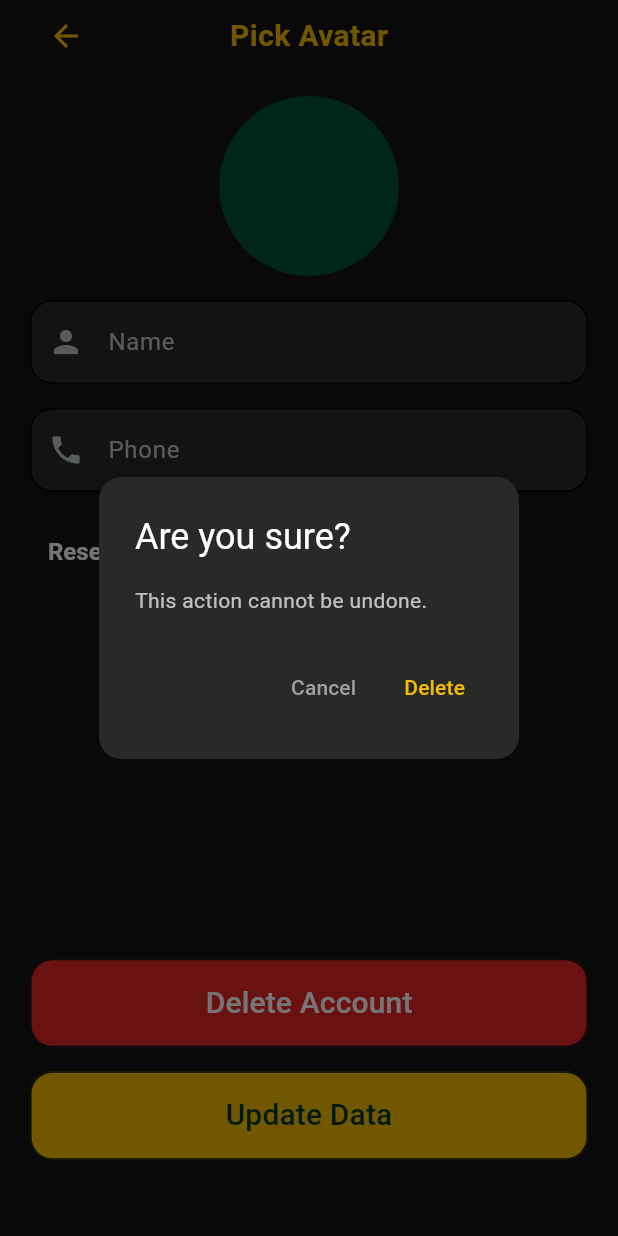
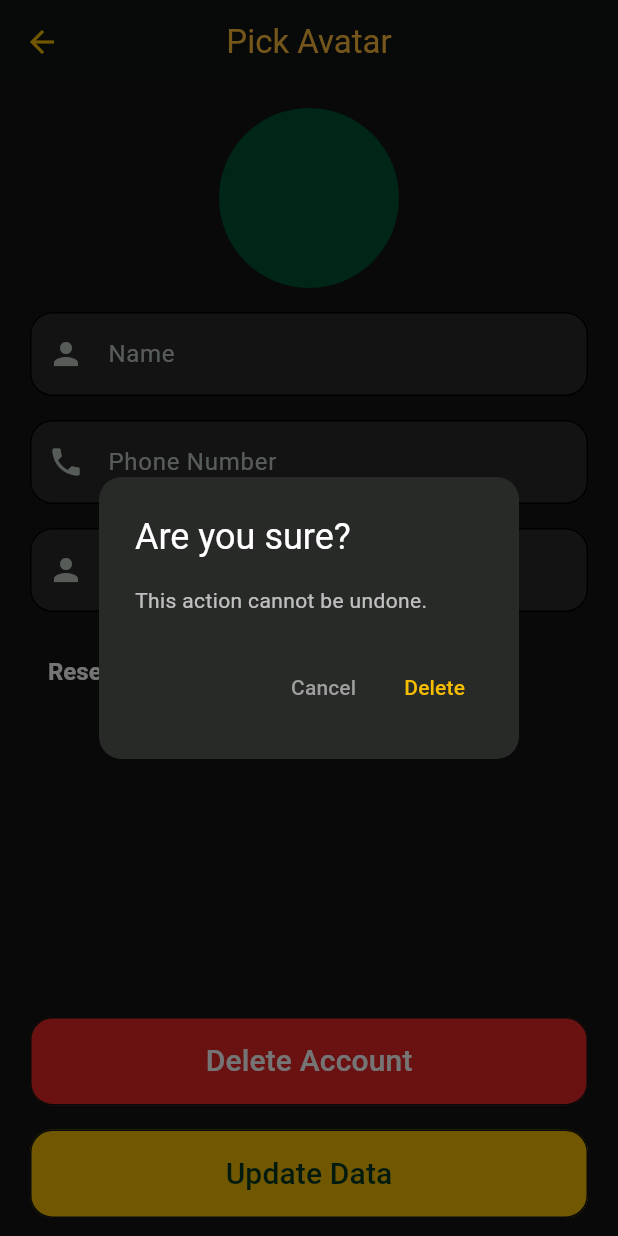
Before and after one commit to 7odsa/movies_flutter, a Flutter app: the UpdateProfile screen opened directly, after a tap on "Delete Account", on a phone screen of 412 x 824 dp. Run offline on Flutter 3.47's test engine with Material 3 defaults, Android fonts, the phone set to English and light mode, and no system bars; our stand-ins replace another_flushbar, bloc, carousel_slider, cloud_firestore, equatable, firebase_auth and 7 more; accounts and stored records are empty.

Commit message:
Finishing UpdateProfile Logic

```diff
--- a/lib/di/di.dart
+++ b/lib/di/di.dart
@@ -1,6 +1,8 @@
 import 'package:get_it/get_it.dart';
 import 'package:movies_flutter/common/movies_list/data_sources/remote_ds.dart';
 import 'package:movies_flutter/common/movies_list/repos/movies_list_repo.dart';
+import 'package:movies_flutter/feat/auth/data/data_sources/auth_remote_ds.dart';
+import 'package:movies_flutter/feat/auth/data/repos/auth_repo.dart';
 import 'package:movies_flutter/feat/browse/presentation/state_holders/cubit/movies_list_vm_cubit.dart';
 import 'package:movies_flutter/feat/home/presentation/bloc/movie_bloc.dart';
 
@@ -24,5 +26,8 @@ class Di {
     sl.registerLazySingleton<MovieApiService>(() => MovieApiService());
     sl.registerLazySingleton<MovieRepo>(() => MovieRepo(sl()));
     sl.registerLazySingleton<MovieBloc>(() => MovieBloc(sl()));
+
+    sl.registerLazySingleton<AuthRemoteDS>(() => AuthRemoteDS());
+    sl.registerLazySingleton<AuthRepo>(() => AuthRepo(authRemoteDS: sl()));
   }
 }
--- a/lib/feat/auth/presentation/forget_password.dart
+++ b/lib/feat/auth/presentation/forget_password.dart
@@ -1,4 +1,5 @@
 import 'package:flutter/material.dart';
+import 'package:movies_flutter/generated/l10n.dart';
 
 class ForgetPassword extends StatefulWidget {
   const ForgetPassword({super.key});
@@ -30,7 +31,7 @@ class _ForgetPasswordState extends State<ForgetPassword> {
                     },
                   ),
                   Text(
-                    'Forget Password',
+                    S.of(context).forget_password,
                     style: TextStyle(
                       color: Color(0xffF6BD00),
                       fontSize: 20,
@@ -53,7 +54,7 @@ class _ForgetPasswordState extends State<ForgetPassword> {
                     borderRadius: BorderRadius.circular(15),
                   ),
                   prefixIcon: const Icon(Icons.email),
-                  hintText: 'Email',
+                  hintText: S.of(context).email,
                 ),
               ),
               const SizedBox(height: 16),
@@ -67,7 +68,10 @@ class _ForgetPasswordState extends State<ForgetPassword> {
                   ),
                   padding: EdgeInsets.all(15),
                 ),
-                child: Text('Verify Account', style: TextStyle(fontSize: 20)),
+                child: Text(
+                  S.of(context).verify_email,
+                  style: TextStyle(fontSize: 20),
+                ),
               ),
             ],
           ),
--- a/lib/feat/auth/presentation/update_profile.dart
+++ b/lib/feat/auth/presentation/update_profile.dart
@@ -1,9 +1,13 @@
 import 'package:cloud_firestore/cloud_firestore.dart';
 import 'package:firebase_auth/firebase_auth.dart';
 import 'package:flutter/material.dart';
+import 'package:movies_flutter/_core/constants/colors.dart';
+import 'package:movies_flutter/di/di.dart';
+import 'package:movies_flutter/feat/auth/data/repos/auth_repo.dart';
 import 'package:movies_flutter/feat/auth/presentation/forget_password.dart';
 import 'package:movies_flutter/feat/auth/presentation/login.dart';
 import 'package:movies_flutter/feat/auth/presentation/register.dart';
+import 'package:movies_flutter/generated/l10n.dart';
 
 class UpdateProfile extends StatefulWidget {
   const UpdateProfile({super.key});
@@ -14,6 +18,7 @@ class UpdateProfile extends StatefulWidget {
 
 class _UpdateProfileState extends State<UpdateProfile> {
   TextEditingController nameController = TextEditingController();
+  TextEditingController emailController = TextEditingController();
   TextEditingController phoneController = TextEditingController();
   GlobalKey<FormState> formKey = GlobalKey();
 
@@ -32,6 +37,7 @@ class _UpdateProfileState extends State<UpdateProfile> {
 
   User? user;
   bool loading = false;
+  final AuthRepo repo = sl();
 
   @override
   void initState() {
@@ -47,7 +53,8 @@ class _UpdateProfileState extends State<UpdateProfile> {
       loading = true;
     });
     try {
-      DocumentSnapshot userDoc = await FirebaseFirestore.instance
+      DocumentSnapshot userDoc =
+          await FirebaseFirestore.instance
               .collection('users')
               .doc(user!.uid)
               .get();
@@ -73,24 +80,32 @@ class _UpdateProfileState extends State<UpdateProfile> {
         loading = true;
       });
       try {
-        await user!.updateDisplayName(nameController.text);
-        await user!.updatePhotoURL(selectedAvatar);
-        await FirebaseFirestore.instance
-            .collection('users')
-            .doc(user!.uid)
-            .update({
-          'name': nameController.text,
-          'phone': phoneController.text,
-          'photo': selectedAvatar,
-        });
+        // await user!.updateDisplayName(nameController.text);
+        // await user!.updatePhotoURL(selectedAvatar);
+        // await FirebaseFirestore.instance
+        //     .collection('users')
+        //     .doc(user!.uid)
+        //     .update({
+        //       'name': nameController.text,
+        //       'phone': phoneController.text,
+        //       'photo': selectedAvatar,
+        //     });
+        final state = await repo.updateAccount(
+          name: nameController.text,
+          email: emailController.text,
+          phone: phoneController.text,
+          avataId: avatars.indexOf(selectedAvatar),
+        );
+        if (state.data != null && state.data == true && mounted) {
           ScaffoldMessenger.of(context).showSnackBar(
             SnackBar(content: Text('Profile updated successfully')),
           );
+        }
       } catch (e) {
         print(e);
-        ScaffoldMessenger.of(context).showSnackBar(
-          SnackBar(content: Text('Failed to update profile')),
-        );
+        ScaffoldMessenger.of(
+          context,
+        ).showSnackBar(SnackBar(content: Text('Failed to update profile')));
       } finally {
         setState(() {
           loading = false;
@@ -103,7 +118,8 @@ class _UpdateProfileState extends State<UpdateProfile> {
     return await showDialog<bool>(
           context: context,
           barrierDismissible: false,
-      builder: (context) => AlertDialog(
+          builder:
+              (context) => AlertDialog(
                 backgroundColor: Color(0xff282A28),
                 shape: RoundedRectangleBorder(
                   borderRadius: BorderRadius.circular(15),
@@ -123,11 +139,15 @@ class _UpdateProfileState extends State<UpdateProfile> {
                   ),
                   TextButton(
                     onPressed: () => Navigator.pop(context, true),
-            child: Text("Delete", style: TextStyle(color: Color(0xffF6BD00))),
+                    child: Text(
+                      "Delete",
+                      style: TextStyle(color: Color(0xffF6BD00)),
+                    ),
                   ),
                 ],
               ),
-    ) ?? false;
+        ) ??
+        false;
   }
 
   Future<void> _deleteAccount() async {
@@ -136,20 +156,23 @@ class _UpdateProfileState extends State<UpdateProfile> {
         loading = true;
       });
       try {
-        await FirebaseFirestore.instance
-            .collection('users')
-            .doc(user!.uid)
-            .delete();
-        await user!.delete();
+        // await FirebaseFirestore.instance
+        //     .collection('users')
+        //     .doc(user!.uid)
+        //     .delete();
+        // await user!.delete();
+        final deletedState = (await repo.deleteAccount());
+        if (deletedState.data == true && (mounted)) {
           Navigator.pushReplacement(
             context,
-          MaterialPageRoute(builder: (context) => Register()),
+            MaterialPageRoute(builder: (context) => Login()),
           );
+        }
       } catch (e) {
         print(e);
-        ScaffoldMessenger.of(context).showSnackBar(
-          SnackBar(content: Text('Failed to delete account')),
-        );
+        ScaffoldMessenger.of(
+          context,
+        ).showSnackBar(SnackBar(content: Text('Failed to delete account')));
       } finally {
         setState(() {
           loading = false;
@@ -182,7 +205,8 @@ class _UpdateProfileState extends State<UpdateProfile> {
                 child: Container(
                   padding: EdgeInsets.all(9),
                   decoration: BoxDecoration(
-                    color: selectedAvatar == avatars[index]
+                    color:
+                        selectedAvatar == avatars[index]
                             ? Colors.yellow
                             : Colors.transparent,
                     borderRadius: BorderRadius.circular(20),
@@ -204,37 +228,28 @@ class _UpdateProfileState extends State<UpdateProfile> {
   @override
   Widget build(BuildContext context) {
     return Scaffold(
+      appBar: AppBar(
+        leading: IconButton(
+          icon: Icon(Icons.arrow_back, color: Color(0xffF6BD00)),
+          onPressed: () {
+            Navigator.pop(context);
+          },
+        ),
+        title: Text(
+          S.of(context).pick_avatar,
+          style: TextStyle(color: ColorsApp.yellow),
+        ),
+        centerTitle: true,
+      ),
       body: SafeArea(
-        child: loading
+        child:
+            loading
                 ? Center(child: CircularProgressIndicator())
                 : Form(
                   key: formKey,
                   child: ListView(
                     padding: const EdgeInsets.symmetric(horizontal: 20),
                     children: [
-              Row(
-                mainAxisAlignment: MainAxisAlignment.spaceBetween,
-                children: [
-                  IconButton(
-                    icon: Icon(Icons.arrow_back, color: Color(0xffF6BD00)),
-                    onPressed: () {
-                      Navigator.push(
-                        context,
-                        MaterialPageRoute(builder: (context) => Login()),
-                      );
-                    },
-                  ),
-                  Text(
-                    'Pick Avatar',
-                    style: TextStyle(
-                      color: Color(0xffF6BD00),
-                      fontSize: 20,
-                      fontWeight: FontWeight.bold,
-                    ),
-                  ),
-                  SizedBox(width: 48),
-                ],
-              ),
                       const SizedBox(height: 16),
                       Center(
                         child: GestureDetector(
@@ -258,7 +273,7 @@ class _UpdateProfileState extends State<UpdateProfile> {
                             borderRadius: BorderRadius.circular(15),
                           ),
                           prefixIcon: const Icon(Icons.person),
-                  hintText: 'Name',
+                          hintText: S.of(context).name,
                         ),
                       ),
                       const SizedBox(height: 16),
@@ -274,7 +289,23 @@ class _UpdateProfileState extends State<UpdateProfile> {
                             borderRadius: BorderRadius.circular(15),
                           ),
                           prefixIcon: const Icon(Icons.phone),
-                  hintText: 'Phone',
+                          hintText: S.of(context).phone_number,
+                        ),
+                      ),
+                      const SizedBox(height: 16),
+                      TextFormField(
+                        controller: emailController,
+                        decoration: InputDecoration(
+                          filled: true,
+                          fillColor: Color(0xff282A28),
+                          enabledBorder: OutlineInputBorder(
+                            borderRadius: BorderRadius.circular(15),
+                          ),
+                          focusedBorder: OutlineInputBorder(
+                            borderRadius: BorderRadius.circular(15),
+                          ),
+                          prefixIcon: const Icon(Icons.person),
+                          hintText: S.of(context).email,
                         ),
                       ),
                       const SizedBox(height: 16),
@@ -285,7 +316,8 @@ class _UpdateProfileState extends State<UpdateProfile> {
                             Navigator.push(
                               context,
                               MaterialPageRoute(
-                          builder: (context) => ForgetPassword()),
+                                builder: (context) => ForgetPassword(),
+                              ),
                             );
                           },
                           style: TextButton.styleFrom(
@@ -295,25 +327,30 @@ class _UpdateProfileState extends State<UpdateProfile> {
                               fontWeight: FontWeight.bold,
                             ),
                           ),
-                  child: const Text('Reset Password'),
+                          child: Text(S.of(context).reset_password),
                         ),
                       ),
-              SizedBox(height: MediaQuery.of(context).size.height * .30),
+                      SizedBox(
+                        height: MediaQuery.of(context).size.height * .25,
+                      ),
                       FilledButton(
                         onPressed: _deleteAccount,
                         style: FilledButton.styleFrom(
                           backgroundColor: Color(0xffE82626),
                           shape: RoundedRectangleBorder(
                             borderRadius: BorderRadius.circular(15),
-                    side:
-                    BorderSide(color: Theme.of(context).primaryColor),
+                            side: BorderSide(
+                              color: Theme.of(context).primaryColor,
+                            ),
                           ),
                           padding: EdgeInsets.all(15),
                         ),
                         child: Text(
-                  'Delete Account',
-                  style:
-                  TextStyle(fontSize: 20, color: Color(0xffFFFFFF)),
+                          S.of(context).delete_account,
+                          style: TextStyle(
+                            fontSize: 20,
+                            color: Color(0xffFFFFFF),
+                          ),
                         ),
                       ),
                       const SizedBox(height: 16),
@@ -323,12 +360,16 @@ class _UpdateProfileState extends State<UpdateProfile> {
                           backgroundColor: Color(0xffF6BD00),
                           shape: RoundedRectangleBorder(
                             borderRadius: BorderRadius.circular(15),
-                    side:
-                    BorderSide(color: Theme.of(context).primaryColor),
+                            side: BorderSide(
+                              color: Theme.of(context).primaryColor,
+                            ),
                           ),
                           padding: EdgeInsets.all(15),
                         ),
-                child: Text('Update Data', style: TextStyle(fontSize: 20)),
+                        child: Text(
+                          S.of(context).update_data,
+                          style: TextStyle(fontSize: 20),
+                        ),
                       ),
                       const SizedBox(height: 16),
                     ],
--- a/lib/feat/profile/presentation/screens/profile_tap.dart
+++ b/lib/feat/profile/presentation/screens/profile_tap.dart
@@ -2,6 +2,7 @@ import 'package:flutter/material.dart';
 import 'package:movies_flutter/_core/constants/app_routs.dart';
 import 'package:movies_flutter/_core/constants/app_style.dart';
 import 'package:movies_flutter/_core/constants/colors.dart';
+import 'package:movies_flutter/feat/auth/presentation/update_profile.dart';
 import 'package:movies_flutter/feat/profile/presentation/providers/profile_provider.dart';
 import 'package:movies_flutter/feat/profile/presentation/widgets/custom_elevated_buttom.dart';
 import 'package:provider/provider.dart';
@@ -167,7 +168,10 @@ class _ProfileTapState extends State<ProfileTap>
     horizontal: 26,
     vertical: 12,
     onClick: () async {
-      await Navigator.push(context, AppRouts.updateProfile());
+      await Navigator.push(
+        context,
+        MaterialPageRoute(builder: (context) => UpdateProfile()),
+      );
     },
     text: 'Edit Profile',
     textStyle: TextStyle(
```
Also changed, not shown: lib/feat/auth/data/data_sources/auth_remote_ds.dart (+26 -3 lines), lib/feat/auth/data/repos/auth_repo.dart (+28 -0 lines). Lines whose indentation alone changed are shown as unchanged.
